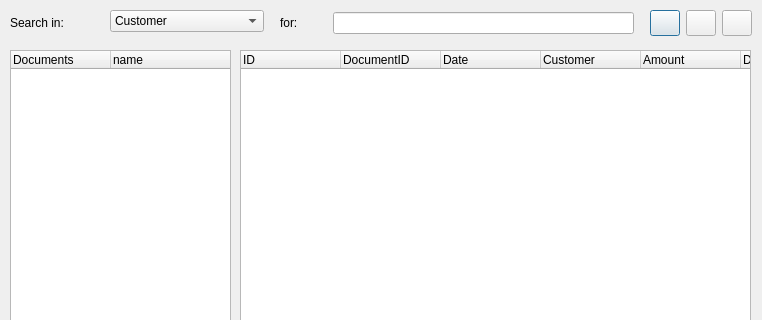
BackupTheBerlios/first4-svn, file trunk/ui/docopendraftfrm.ui: the form before one commit; both pictures show x 0 to 762 and y 0 to 320 of the 762 by 493 pixel window.
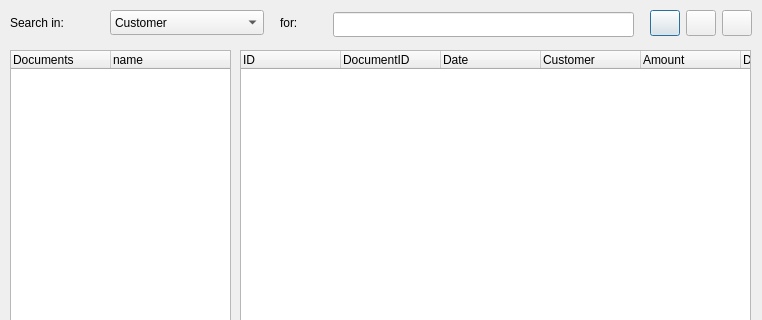
The form after the commit. Icons and pictures are not drawn.

Diff of the .ui file:
```diff
--- a/trunk/ui/docopendraftfrm.ui
+++ b/trunk/ui/docopendraftfrm.ui
@@ -100,7 +100,7 @@
      <x>110</x>
      <y>10</y>
      <width>154</width>
-     <height>22</height>
+     <height>25</height>
     </rect>
    </property>
    <item>
@@ -148,7 +148,7 @@
      <x>333</x>
      <y>12</y>
      <width>301</width>
-     <height>22</height>
+     <height>25</height>
     </rect>
    </property>
    <property name="sizePolicy" >
```
